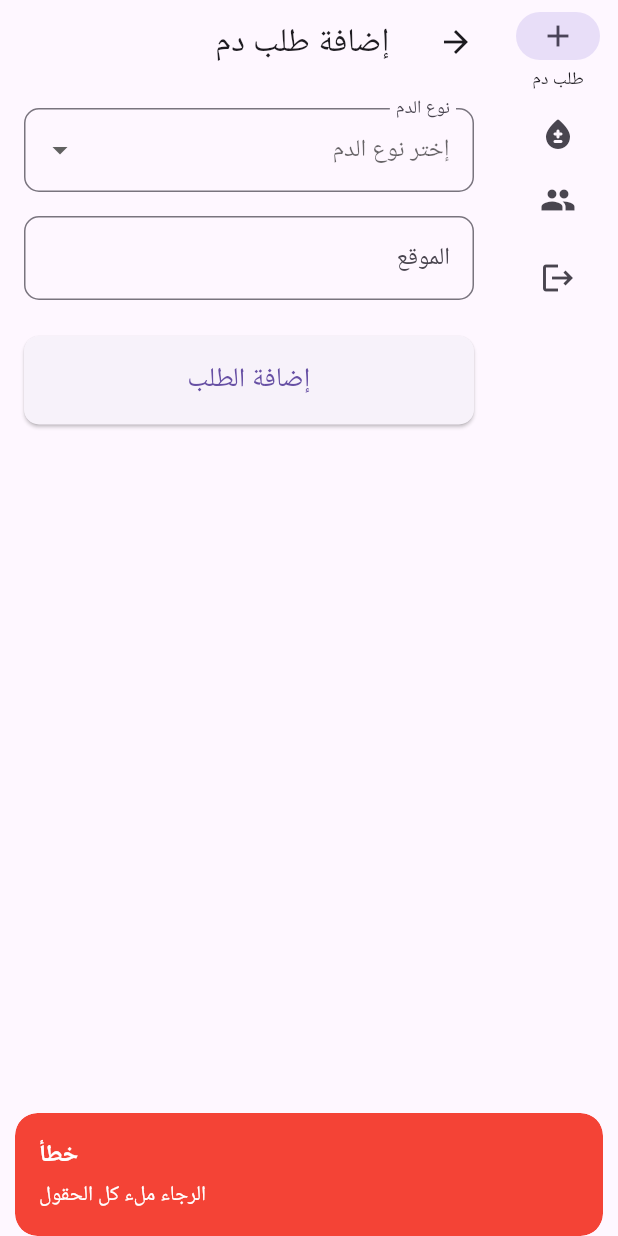
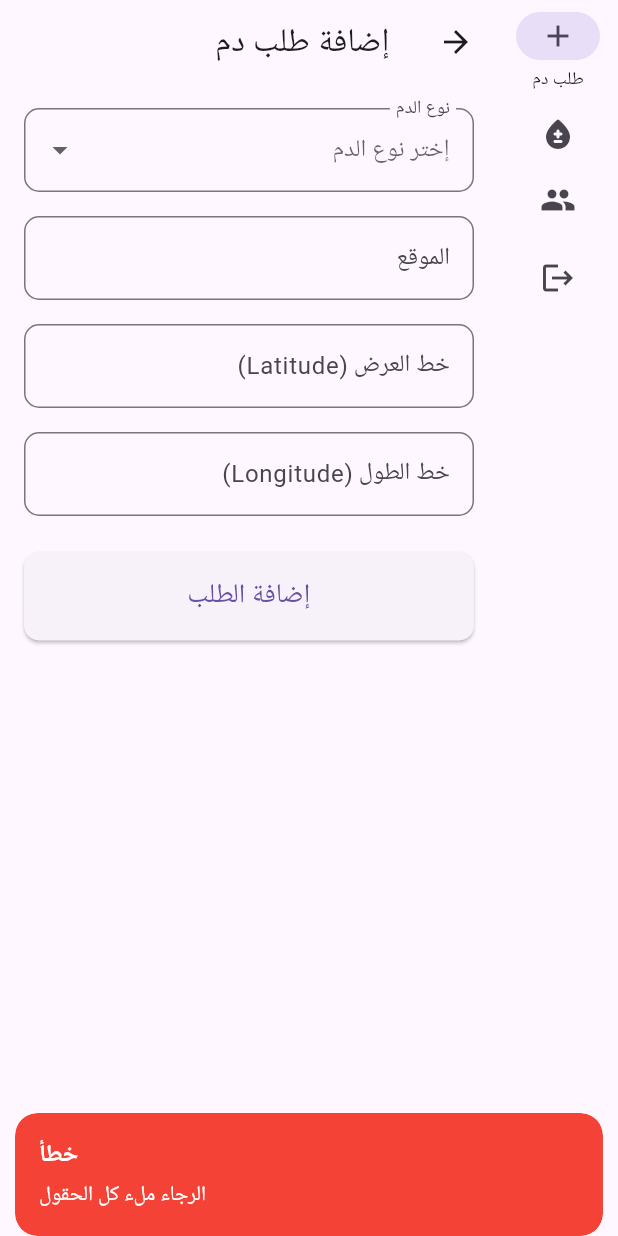
Before and after one commit to omer358/Donor-Dashboard, a Flutter app: the AdminDashboardScreen screen opened by its route, after a tap on "إضافة الطلب", on a phone screen of 412 x 824 dp. Run offline on Flutter 3.47's test engine with Material 3 defaults, Android fonts, the phone set to English and light mode, and no system bars; our stand-ins replace cloud_firestore, firebase_auth, firebase_core, get; accounts and stored records are empty; statements that could not run were skipped.

Commit message:
update donation request screen

```diff
--- a/lib/services/admin_service.dart
+++ b/lib/services/admin_service.dart
@@ -15,6 +15,19 @@ class AdminService {
   }
 
   Future<void> addDonation(Map<String, dynamic> donationData) async {
+    if (donationData.containsKey('latitude') && donationData.containsKey('longitude')) {
+      double latitude = donationData['latitude'];
+      double longitude = donationData['longitude'];
+
+      // Convert latitude and longitude to GeoPoint
+      donationData['map'] = GeoPoint(latitude, longitude);
+
+
+      // Remove the raw latitude and longitude fields since they are now combined into GeoPoint
+      donationData.remove('latitude');
+      donationData.remove('longitude');
+    }
+
     await _firestore.collection('donationRequests').add(donationData);
   }
 
--- a/lib/views/blood_request.dart
+++ b/lib/views/blood_request.dart
@@ -13,6 +13,8 @@ class BloodRequest extends StatefulWidget {
 class _BloodRequestState extends State<BloodRequest> {
   final DonationController donationController = Get.put(DonationController());
   final TextEditingController locationController = TextEditingController();
+  final TextEditingController latitudeController = TextEditingController(); // New Controller for Latitude
+  final TextEditingController longitudeController = TextEditingController(); // New Controller for Longitude
 
   BloodType? selectedBloodType; // Store the selected blood type
 
@@ -62,6 +64,30 @@ class _BloodRequestState extends State<BloodRequest> {
                   ),
                 ),
               ),
+              const SizedBox(height: 16),
+              // Latitude Input Field
+              TextField(
+                controller: latitudeController,
+                keyboardType: TextInputType.number,
+                decoration: InputDecoration(
+                  labelText: 'خط العرض (Latitude)',
+                  border: OutlineInputBorder(
+                    borderRadius: BorderRadius.circular(10),
+                  ),
+                ),
+              ),
+              const SizedBox(height: 16),
+              // Longitude Input Field
+              TextField(
+                controller: longitudeController,
+                keyboardType: TextInputType.number,
+                decoration: InputDecoration(
+                  labelText: 'خط الطول (Longitude)',
+                  border: OutlineInputBorder(
+                    borderRadius: BorderRadius.circular(10),
+                  ),
+                ),
+              ),
               const SizedBox(height: 24),
               // Add Donation Button
               SizedBox(
@@ -69,18 +95,32 @@ class _BloodRequestState extends State<BloodRequest> {
                 child: ElevatedButton(
                   onPressed: () {
                     if (selectedBloodType != null &&
-                        locationController.text.isNotEmpty) {
+                        locationController.text.isNotEmpty &&
+                        latitudeController.text.isNotEmpty &&
+                        longitudeController.text.isNotEmpty) {
+                      // Parse latitude and longitude
+                      final double? latitude = double.tryParse(latitudeController.text.trim());
+                      final double? longitude = double.tryParse(longitudeController.text.trim());
+
+                      if (latitude != null && longitude != null) {
                         donationController.addDonation({
                           'bloodType': selectedBloodType!.displayName,
                           'location': locationController.text.trim(),
+                          'latitude': latitude,
+                          'longitude': longitude,
                           'createdAt': DateTime.now(),
                           'active': true,
                         });
-                      Get.snackbar(
-                          'تم', 'تمت إضافة طلب الدم بنجاح!',
+                        Get.snackbar('تم', 'تمت إضافة طلب الدم بنجاح!',
                             snackPosition: SnackPosition.BOTTOM,
                             backgroundColor: Colors.green,
                             colorText: Colors.white);
+                      } else {
+                        Get.snackbar('خطأ', 'خط العرض/الطول غير صحيح',
+                            snackPosition: SnackPosition.BOTTOM,
+                            backgroundColor: Colors.red,
+                            colorText: Colors.white);
+                      }
                     } else {
                       Get.snackbar('خطأ', 'الرجاء ملء كل الحقول',
                           snackPosition: SnackPosition.BOTTOM,
--- a/pubspec.yaml
+++ b/pubspec.yaml
@@ -40,6 +40,8 @@ dependencies:
   cloud_firestore: ^5.4.1
   get: ^4.6.6
   material_color_utilities: ^0.11.1
+  google_maps_flutter: ^2.9.0
+  geolocator: ^13.0.1
 
 dev_dependencies:
   flutter_test:
```
Also changed, not shown: pubspec.lock, 3 other files. Lines whose indentation alone changed are shown as unchanged.
